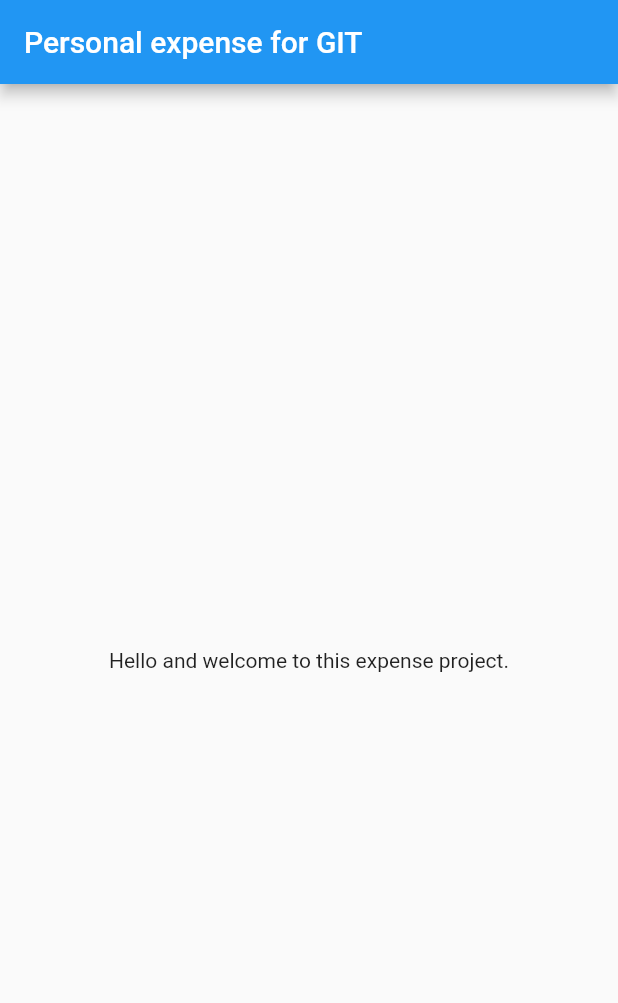
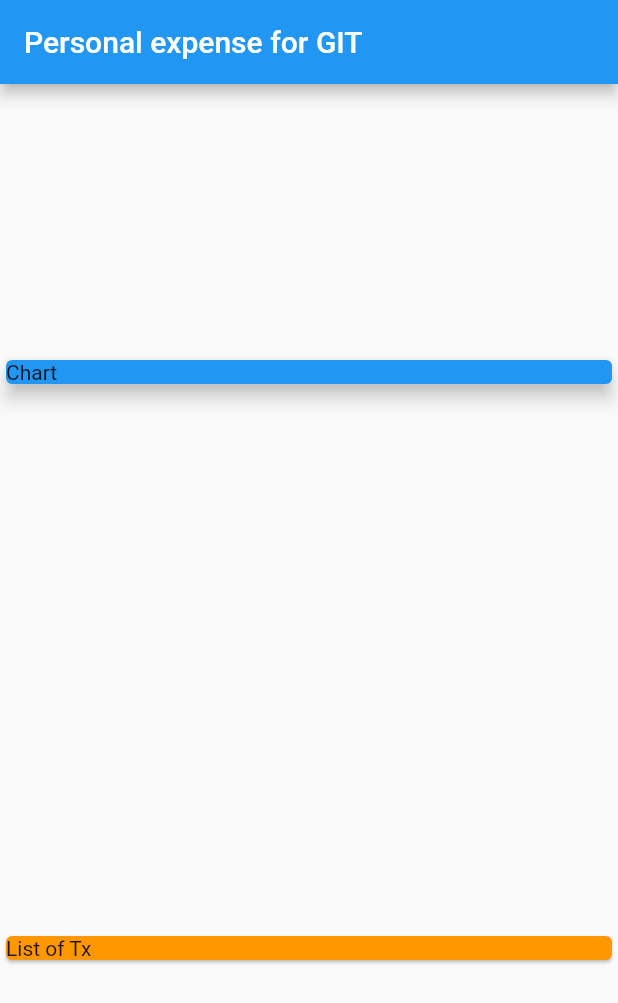
Before and after one commit to tommybarral/Personal-Expense, a Flutter app: the screen it shows after launch, on a phone screen of 412 x 824 dp. Shown: the top 1003 px of the screen. Run offline on Flutter 3.47's test engine with Material 2 defaults, Android fonts, the phone set to English and light mode, and no system bars.

Commit message:
Model transaction and commentary added

```diff
--- /dev/null
+++ b/lib/model/transaction.dart
@@ -0,0 +1,24 @@
+import 'package:flutter/cupertino.dart';
+
+class Transaction {
+  final String id;
+  final String title;
+  final double amount; // num amount is good too but more general
+  final DateTime date;
+
+  /*
+  Eng :
+  constructor will allow to use this "blueprint" like building a house, you do a blueprint before.
+  NB: For using @required, you must change the version SDK in pubspec.yaml into a 2.11.0 instead of 2.12.0
+  Fr :
+  constructeur est un schéma et permettra d'être utilisé pour construire les transactions.
+  NB: for utiliser @required, on doit changer la version du SDK dans pubspec.yaml en 2.11.0 au lieu de 2.12.0
+  */
+
+  Transaction({
+    @required this.id,
+    @required this.title,
+    @required this.amount,
+    @required this.date
+  });
+}
--- a/lib/screens/MyHomePage.dart
+++ b/lib/screens/MyHomePage.dart
@@ -1,12 +1,41 @@
 import 'package:flutter/material.dart';
+import '../model/transaction.dart';
 
 
 class MyHomePage extends StatelessWidget {
+
+  final List<Transaction> transactions = [];
+
   @override
   Widget build(BuildContext context) {
     return Scaffold(
       appBar: AppBar(title: Text('Personal expense for GIT'),),
-      body: Center(child: Text('Hello and welcome to this expense project.'),),
+      body: Column(
+        mainAxisAlignment: MainAxisAlignment.spaceAround,
+        crossAxisAlignment: CrossAxisAlignment.stretch,
+        children: [
+          Container(
+            /*
+            Eng :
+            double.infinity allow to take the size as much as it can get.
+            which is not necessary there because we have CrossAxisAlignment.strech
+            Fr :
+            double.infinity permet de prendre toute les largeur possible.
+            ce qui n'est pas nécessaire ici puisque nous avons CrossAxisAlignment.strech
+            width: double.infinity,
+             */
+            child: Card(
+            color: Colors.blue,
+              elevation: 5,
+              child: Text('Chart'),
+            ),
+          ),
+          Card(
+            color: Colors.orange,
+            child: Text('List of Tx'),
+          ),
+        ],
+      ),
     );
   }
 }
--- a/pubspec.yaml
+++ b/pubspec.yaml
@@ -6,7 +6,7 @@ publish_to: 'none' # Remove this line if you wish to publish to pub.dev
 version: 1.0.0+1
 
 environment:
-  sdk: ">=2.12.0 <3.0.0"
+  sdk: ">=2.11.0 <3.0.0"
 
 dependencies:
   flutter:
```
